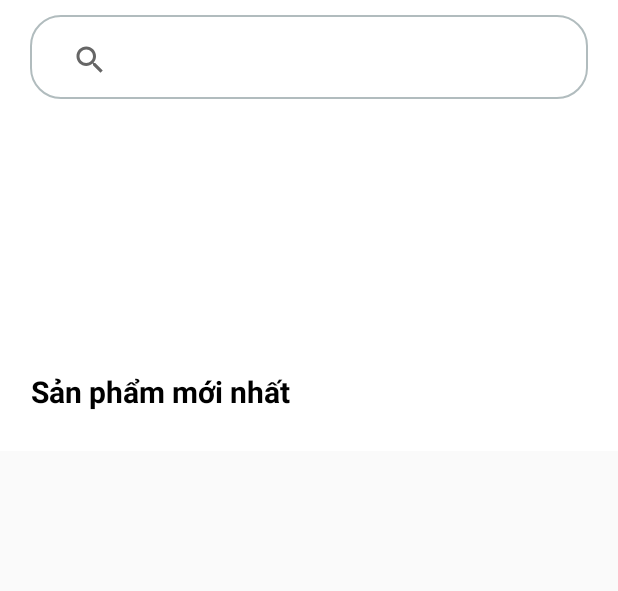
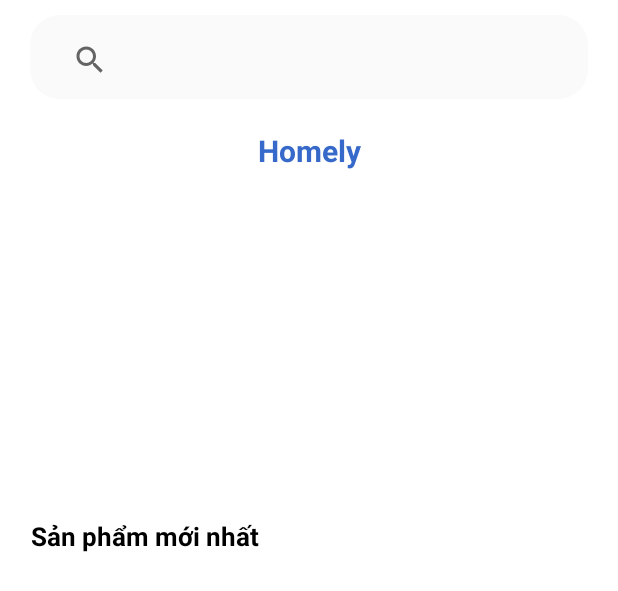
Before and after one commit to NguyenHzviper/Mobile-tiensi-Japan, an Android app: the layout fragment_home.xml on its own in the app's theme, with its tools: preview values and no code run, on a phone screen of 412 x 824 dp. Shown: the top 591 px of the screen. Run offline under Robolectric (Android 15) with nearby library versions, the phone set to English and light mode, and no system bars.

Commit message:
Update home-ui, search ui

```diff
--- a/app/src/main/java/com/nvn/mobilent/screens/home/HomeFragment.java
+++ b/app/src/main/java/com/nvn/mobilent/screens/home/HomeFragment.java
@@ -92,7 +92,7 @@ public class HomeFragment extends Fragment {
 
     private void setControl(View view) {
         toolbar = view.findViewById(R.id.toolbar);
-        viewFlipper = view.findViewById(R.id.viewlipper);
+        viewFlipper = view.findViewById(R.id.viewflipper);
         recyclerView = view.findViewById(R.id.recyclerview);
         navigationView = view.findViewById(R.id.navigationview);
         drawerLayout = view.findViewById(R.id.drawerlayout);
--- a/app/src/main/res/drawable-v24/round_corners.xml
+++ b/app/src/main/res/drawable-v24/round_corners.xml
@@ -3,10 +3,8 @@
     android:shape="rectangle">
     <corners android:radius="20dp" />
 
-    <solid android:color="#FFFFFF" />
-    <stroke
-        android:width="1dp"
-        android:color="#B1BCBE" />
+    <solid android:color="#FAFAFA" />
+
     <padding
         android:bottom="0dp"
         android:left="15dp"
--- a/app/src/main/res/layout/fragment_home.xml
+++ b/app/src/main/res/layout/fragment_home.xml
@@ -14,26 +14,12 @@
         android:layout_height="match_parent">
 
 
+
             <LinearLayout
             android:layout_width="match_parent"
             android:layout_height="match_parent"
             android:orientation="vertical">
 
-            <!--            <androidx.appcompat.widget.Toolbar-->
-            <!--                android:id="@+id/toolbar"-->
-            <!--                android:layout_width="match_parent"-->
-            <!--                android:layout_height="?actionBarSize"-->
-            <!--                android:background="#EDEAEA"-->
-            <!--                app:titleTextColor="@color/login_bk_color">-->
-
-            <!--                <androidx.appcompat.widget.SearchView-->
-            <!--                    android:id="@+id/timkiem"-->
-            <!--                    android:layout_width="match_parent"-->
-            <!--                    android:layout_height="wrap_content"-->
-            <!--                    app:queryHint="Nhập từ khoá cần tìm kiếm tại đây"-->
-
-            <!--                    />-->
-            <!--            </androidx.appcompat.widget.Toolbar>-->
             <LinearLayout
                 android:layout_width="match_parent"
                 android:layout_height="wrap_content"
@@ -46,7 +32,8 @@
                     android:layout_marginLeft="20dp"
                     android:layout_marginTop="10dp"
                     android:layout_marginRight="20dp"
-                    android:background="@drawable/round_corners">
+                    android:background="@drawable/round_corners"
+                  >
 
                     <androidx.appcompat.widget.SearchView
                         android:id="@+id/timkiem"
@@ -55,14 +42,25 @@
                         app:queryHint="Nhập từ khoá tìm kiếm" />
                 </androidx.appcompat.widget.Toolbar>
             </LinearLayout>
+                <TextView
+                    android:layout_width="match_parent"
+                    android:layout_height="wrap_content"
+                    android:layout_margin="5dp"
+                    android:text="Homely"
+                    android:textColor="@color/blue_primary"
+                    android:textSize="20sp"
+                    android:gravity="center"
+                    android:textStyle="bold"
+                    android:padding="15dp"></TextView>
 
             <ViewFlipper
-                android:id="@+id/viewlipper"
-                android:layout_width="300dp"
+                android:id="@+id/viewflipper"
+                android:layout_width="match_parent"
                 android:layout_height="150dp"
                 android:gravity="center"
-                android:layout_margin="5dp"
-                android:radius="20dp"></ViewFlipper>
+                android:layout_margin="20dp"
+                android:radius="30px"
+                android:padding="10dp"></ViewFlipper>
 
 
             <LinearLayout
@@ -77,7 +75,7 @@
                     android:layout_margin="5dp"
                     android:text="Sản phẩm mới nhất"
                     android:textColor="@color/black"
-                    android:textSize="20sp"
+                    android:textSize="17sp"
                     android:textStyle="bold"
                     android:padding="15dp"></TextView>
 
@@ -108,5 +106,6 @@
                 android:text="Homely"
                 android:textColor="#26852A" />
         </com.google.android.material.navigation.NavigationView>
+
     </androidx.drawerlayout.widget.DrawerLayout>
 </FrameLayout>
--- a/app/src/main/res/values/colors.xml
+++ b/app/src/main/res/values/colors.xml
@@ -27,6 +27,7 @@
     <color name="mediumGray">#262523</color>
     <color name="deep">#2F2B64</color>
     <color name="gray_light">#FAFAFA</color>
+    <color name="blue_primary">#3669C9</color>
 
     <color name="light_blue">#bde0fe</color>
 </resources>
```
Also changed, not shown: app/src/main/res/layout/search.xml (+6 -3 lines).
